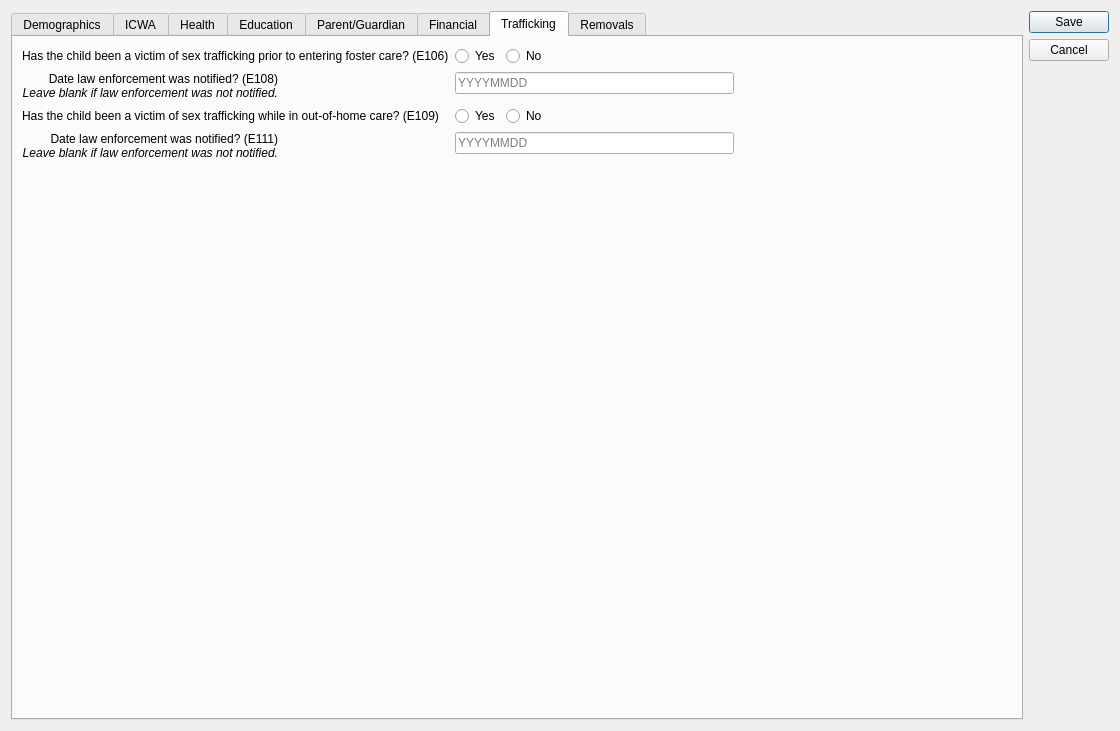
Above: ui/ui_childform.ui from zstamper/AFCARS-AXE before the change. Below: the same form after it.
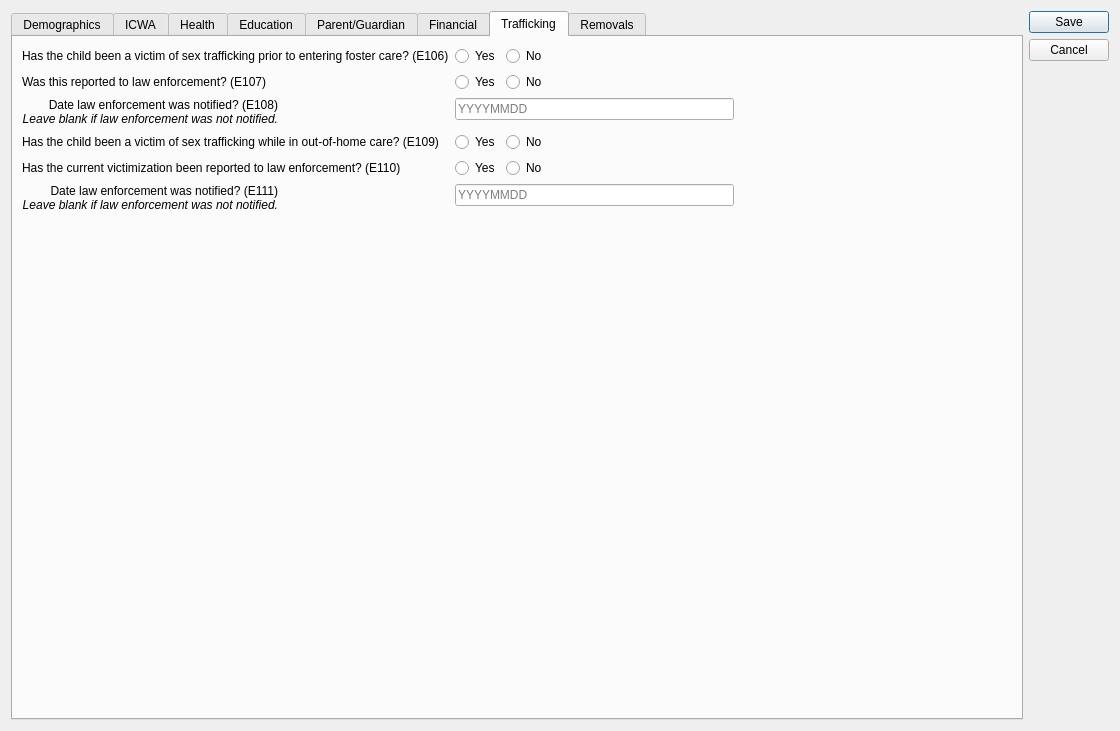
That is the form after the change. The open tabs and pages were chosen to show the change.

Patch:
```diff
--- a/ui/ui_childform.ui
+++ b/ui/ui_childform.ui
@@ -2908,6 +2908,50 @@
         </layout>
        </item>
        <item row="1" column="0">
+        <widget class="QLabel" name="label_15">
+         <property name="text">
+          <string>Was this reported to law enforcement? (E107)</string>
+         </property>
+        </widget>
+       </item>
+       <item row="1" column="1">
+        <layout class="QHBoxLayout" name="horizontalLayout_40">
+         <item>
+          <widget class="QRadioButton" name="e107_y">
+           <property name="text">
+            <string>Yes</string>
+           </property>
+           <attribute name="buttonGroup">
+            <string notr="true">e107</string>
+           </attribute>
+          </widget>
+         </item>
+         <item>
+          <widget class="QRadioButton" name="e107_n">
+           <property name="text">
+            <string>No</string>
+           </property>
+           <attribute name="buttonGroup">
+            <string notr="true">e107</string>
+           </attribute>
+          </widget>
+         </item>
+         <item>
+          <spacer name="horizontalSpacer_32">
+           <property name="orientation">
+            <enum>Qt::Horizontal</enum>
+           </property>
+           <property name="sizeHint" stdset="0">
+            <size>
+             <width>40</width>
+             <height>20</height>
+            </size>
+           </property>
+          </spacer>
+         </item>
+        </layout>
+       </item>
+       <item row="2" column="0">
         <widget class="QLabel" name="e108_label">
          <property name="toolTip">
           <string>&lt;html&gt;&lt;head/&gt;&lt;body&gt;&lt;p&gt;&lt;span style=&quot; font-style:italic;&quot;&gt;Leave blank if law enforcement was not notified.&lt;/span&gt;&lt;/p&gt;&lt;/body&gt;&lt;/html&gt;</string>
@@ -2921,7 +2965,7 @@
          </property>
         </widget>
        </item>
-       <item row="1" column="1">
+       <item row="2" column="1">
         <layout class="QHBoxLayout" name="horizontalLayout_38">
          <item>
           <widget class="QLineEdit" name="e108">
@@ -2948,14 +2992,14 @@
          </item>
         </layout>
        </item>
-       <item row="2" column="0">
+       <item row="3" column="0">
         <widget class="QLabel" name="e109_label">
          <property name="text">
           <string>Has the child been a victim of sex trafficking while in out-of-home care? (E109)</string>
          </property>
         </widget>
        </item>
-       <item row="2" column="1">
+       <item row="3" column="1">
         <layout class="QHBoxLayout" name="horizontalLayout_39">
          <item>
           <widget class="QRadioButton" name="e109_y">
@@ -2992,7 +3036,51 @@
          </item>
         </layout>
        </item>
-       <item row="3" column="0">
+       <item row="4" column="0">
+        <widget class="QLabel" name="label_16">
+         <property name="text">
+          <string>Has the current victimization been reported to law enforcement? (E110)</string>
+         </property>
+        </widget>
+       </item>
+       <item row="4" column="1">
+        <layout class="QHBoxLayout" name="horizontalLayout_41">
+         <item>
+          <widget class="QRadioButton" name="e110_y">
+           <property name="text">
+            <string>Yes</string>
+           </property>
+           <attribute name="buttonGroup">
+            <string notr="true">e110</string>
+           </attribute>
+          </widget>
+         </item>
+         <item>
+          <widget class="QRadioButton" name="e110_n">
+           <property name="text">
+            <string>No</string>
+           </property>
+           <attribute name="buttonGroup">
+            <string notr="true">e110</string>
+           </attribute>
+          </widget>
+         </item>
+         <item>
+          <spacer name="horizontalSpacer_33">
+           <property name="orientation">
+            <enum>Qt::Horizontal</enum>
+           </property>
+           <property name="sizeHint" stdset="0">
+            <size>
+             <width>40</width>
+             <height>20</height>
+            </size>
+           </property>
+          </spacer>
+         </item>
+        </layout>
+       </item>
+       <item row="5" column="0">
         <widget class="QLabel" name="e111_label">
          <property name="toolTip">
           <string>&lt;html&gt;&lt;head/&gt;&lt;body&gt;&lt;p&gt;&lt;span style=&quot; font-style:italic;&quot;&gt;Leave blank if law enforcement was not notified.&lt;/span&gt;&lt;/p&gt;&lt;/body&gt;&lt;/html&gt;</string>
@@ -3006,7 +3094,7 @@
          </property>
         </widget>
        </item>
-       <item row="3" column="1">
+       <item row="5" column="1">
         <layout class="QHBoxLayout" name="horizontalLayout_22">
          <item>
           <widget class="QLineEdit" name="e111">
@@ -3033,7 +3121,7 @@
          </item>
         </layout>
        </item>
-       <item row="4" column="0">
+       <item row="6" column="0">
         <spacer name="verticalSpacer_6">
          <property name="orientation">
           <enum>Qt::Vertical</enum>
```
Left out of the diff: 72 changed lines with no effect on the pictures.
